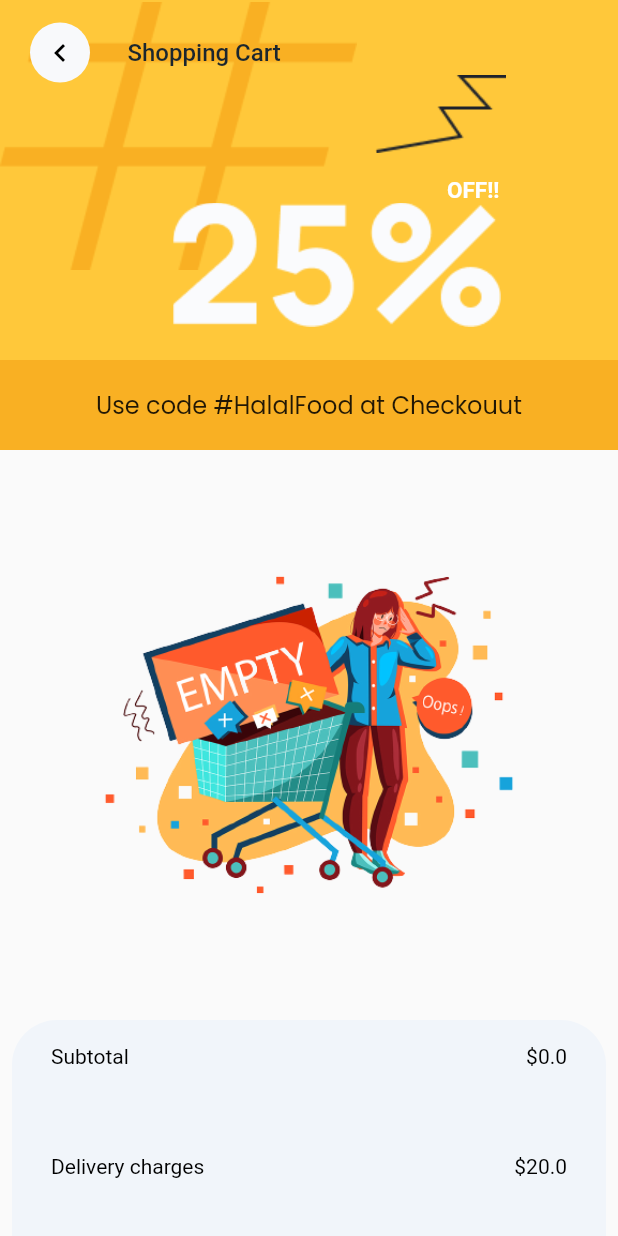
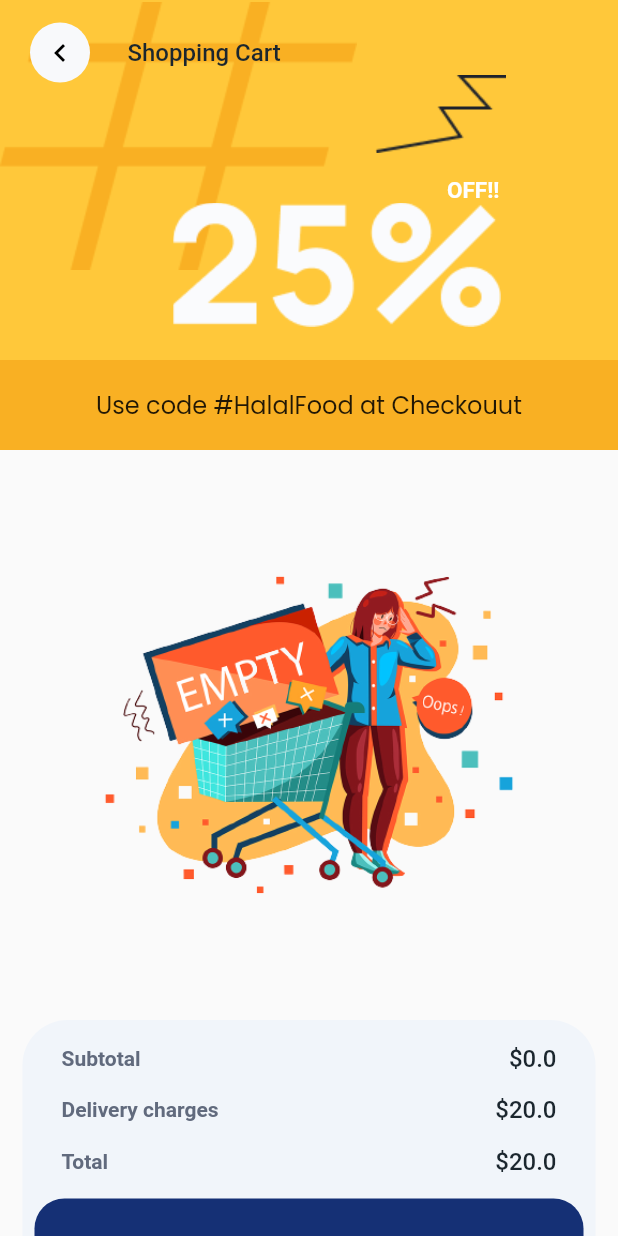
Before and after one commit to muhammadfasih001/Ecommerce-Grocerry-Shopping-App, a Flutter app: the AddToCartPage screen opened directly, on a phone screen of 412 x 824 dp. Run offline on Flutter 3.47's test engine with Material 2 defaults, Android fonts, the phone set to English and light mode, and no system bars; our stand-ins replace curved_navigation_bar, google_fonts.

```diff
--- /dev/null
+++ b/lib/screens/get started view/Bottom Navigation bar/screens/Add To Cart Page View/Add to Cart Widget/add_to_cart_button.dart
@@ -0,0 +1,38 @@
+import 'package:flutter/material.dart';
+import 'package:flutter_groccery_app/constant/App.colors.dart';
+
+class AddToCartButton extends StatelessWidget {
+  final String text;
+  final Color backgroundColor;
+  final VoidCallback onPressed;
+
+  const AddToCartButton(
+      {super.key,
+      required this.text,
+      required this.backgroundColor,
+      required this.onPressed});
+
+  @override
+  Widget build(BuildContext context) {
+    return InkWell(
+      onTap: onPressed,
+      child: Container(
+        height: 65,
+        decoration: BoxDecoration(
+          color: backgroundColor,
+          borderRadius:
+              BorderRadius.circular(20.0), // Customize the button's shape
+        ),
+        child: Center(
+          child: Text(
+            text,
+            style: TextStyle(
+              fontSize: 17,
+              color: AppDarkColors.black10,
+            ),
+          ),
+        ),
+      ),
+    );
+  }
+}
--- a/lib/screens/get started view/Bottom Navigation bar/screens/Add To Cart Page View/Add to Cart Widget/add_to_cart_page.dart
+++ b/lib/screens/get started view/Bottom Navigation bar/screens/Add To Cart Page View/Add to Cart Widget/add_to_cart_page.dart
@@ -2,6 +2,8 @@ import 'package:flutter/material.dart';
 import 'package:flutter/services.dart';
 import 'package:flutter_groccery_app/constant/App.colors.dart';
 import 'package:flutter_groccery_app/constant/custom_textStyle.dart';
+import 'package:flutter_groccery_app/screens/get%20started%20view/Bottom%20Navigation%20bar/screens/Add%20To%20Cart%20Page%20View/Add%20to%20Cart%20Widget/Checkout%20Page%20View/checkout_page_view.dart';
+import 'package:flutter_groccery_app/screens/get%20started%20view/Bottom%20Navigation%20bar/screens/Add%20To%20Cart%20Page%20View/Add%20to%20Cart%20Widget/add_to_cart_button.dart';
 import 'package:google_fonts/google_fonts.dart';
 
 class AddToCartPage extends StatefulWidget {
@@ -190,11 +192,36 @@ class _AddToCartPageState extends State<AddToCartPage> {
                                 InkWell(
                                   splashColor: Colors.transparent,
                                   onTap: () {
+                                    setState(() {
+                                      widget.item.removeAt(index);
+                                    });
+                                  },
+                                  child: Container(
+                                    height: 35,
+                                    width: 35,
+                                    decoration: BoxDecoration(
+                                      color: AppDarkColors.black10,
+                                      borderRadius: BorderRadius.circular(20),
+                                    ),
+                                    child: Center(
+                                      child: Icon(
+                                        Icons.delete_outline,
+                                        color: Colors.black,
+                                      ),
+                                    ),
+                                  ),
+                                ),
+                                SizedBox(
+                                  width: 10,
+                                ),
+                                InkWell(
+                                  splashColor: Colors.transparent,
+                                  onTap: () {
                                     decreaseQuantity(index);
                                   },
                                   child: Container(
-                                    height: 40,
-                                    width: 40,
+                                    height: 35,
+                                    width: 35,
                                     decoration: BoxDecoration(
                                       color: AppDarkColors.black10,
                                       borderRadius: BorderRadius.circular(20),
@@ -211,8 +238,12 @@ class _AddToCartPageState extends State<AddToCartPage> {
                                   padding: const EdgeInsets.symmetric(
                                     horizontal: 10,
                                   ),
-                                  child:
-                                      Text("${widget.item[index]["quantity"]}"),
+                                  child: Text(
+                                    "${widget.item[index]["quantity"]}",
+                                    style: TextStyle(
+                                      fontWeight: FontWeight.bold,
+                                    ),
+                                  ),
                                 ),
                                 InkWell(
                                   splashColor: Colors.transparent,
@@ -220,8 +251,8 @@ class _AddToCartPageState extends State<AddToCartPage> {
                                     increaseQuantity(index);
                                   },
                                   child: Container(
-                                    height: 40,
-                                    width: 40,
+                                    height: 35,
+                                    width: 35,
                                     decoration: BoxDecoration(
                                       color: AppDarkColors.black10,
                                       borderRadius: BorderRadius.circular(20),
@@ -250,9 +281,9 @@ class _AddToCartPageState extends State<AddToCartPage> {
                   double total = calculateTotal();
 
                   return Padding(
-                    padding: const EdgeInsets.symmetric(horizontal: 8),
+                    padding: const EdgeInsets.symmetric(horizontal: 15),
                     child: Container(
-                      height: 195,
+                      height: 200,
                       decoration: BoxDecoration(
                         color: AppDarkColors.black10,
                         borderRadius: BorderRadius.only(
@@ -275,17 +306,11 @@ class _AddToCartPageState extends State<AddToCartPage> {
                                 children: [
                                   Text(
                                     "Subtotal",
-                                    style: TextStyle(
-                                      fontSize: 14,
-                                      color: Colors.black,
-                                    ),
+                                    style: CustomTextStyle14.h1SemiBold14,
                                   ),
                                   Text(
                                     '\$$subtotal',
-                                    style: TextStyle(
-                                      fontSize: 14,
-                                      color: Colors.black,
-                                    ),
+                                    style: CustomTextStyle16.h1Medium16,
                                   ),
                                 ],
                               ),
@@ -299,17 +324,11 @@ class _AddToCartPageState extends State<AddToCartPage> {
                                 children: [
                                   Text(
                                     "Delivery charges",
-                                    style: TextStyle(
-                                      fontSize: 14,
-                                      color: Colors.black,
-                                    ),
+                                    style: CustomTextStyle14.h1SemiBold14,
                                   ),
                                   Text(
                                     '\$$deliveryCharges',
-                                    style: TextStyle(
-                                      fontSize: 14,
-                                      color: Colors.black,
-                                    ),
+                                    style: CustomTextStyle16.h1Medium16,
                                   ),
                                 ],
                               ),
@@ -323,20 +342,25 @@ class _AddToCartPageState extends State<AddToCartPage> {
                                 children: [
                                   Text(
                                     "Total",
-                                    style: TextStyle(
-                                      fontSize: 14,
-                                      color: Colors.black,
-                                    ),
+                                    style: CustomTextStyle14.h1SemiBold14,
                                   ),
                                   Text(
                                     '\$$total',
-                                    style: TextStyle(
-                                      fontSize: 14,
-                                      color: Colors.black,
-                                    ),
+                                    style: CustomTextStyle16.h1Medium16,
                                   ),
                                 ],
                               ),
+                            ),
+                            AddToCartButton(
+                              text: "Proceed To checkout",
+                              backgroundColor: AppColors.blueDark,
+                              onPressed: () {
+                                Navigator.push(
+                                    context,
+                                    MaterialPageRoute(
+                                        builder: (context) =>
+                                            CheckoutPageView()));
+                              },
                             ),
                           ],
                         ),
--- a/lib/screens/get started view/Bottom Navigation bar/screens/Home Page View/home_page_view.dart
+++ b/lib/screens/get started view/Bottom Navigation bar/screens/Home Page View/home_page_view.dart
@@ -3,13 +3,12 @@ import 'package:flutter/services.dart';
 import 'package:flutter_groccery_app/constant/App.colors.dart';
 import 'package:flutter_groccery_app/constant/custom_textStyle.dart';
 import 'package:flutter_groccery_app/screens/get%20started%20view/Bottom%20Navigation%20bar/screens/Add%20To%20Cart%20Page%20View/Add%20to%20Cart%20Widget/add_to_cart_page.dart';
-// import 'package:flutter_groccery_app/screens/get%20started%20view/Bottom%20Navigation%20bar/screens/Cart%20Page%20View/Add%20to%20Cart%20Widget/add_to_cart_page.dart';
 import 'package:flutter_groccery_app/screens/get%20started%20view/Bottom%20Navigation%20bar/screens/Home%20Page%20View/home%20page%20widget/custom_row.dart';
 import 'package:flutter_groccery_app/screens/get%20started%20view/Bottom%20Navigation%20bar/screens/Home%20Page%20View/home%20page%20widget/home_page_grid_item.dart';
 import 'package:flutter_groccery_app/screens/get%20started%20view/Bottom%20Navigation%20bar/screens/Home%20Page%20View/home%20page%20widget/home_page_product_data.dart';
 import 'package:flutter_groccery_app/screens/get%20started%20view/Bottom%20Navigation%20bar/screens/Home%20Page%20View/home%20page%20widget/text_field.dart';
 
-//global Cart Item
+/*Global Cart Item List*/
 List cartItems = [];
 
 class HomePageView extends StatefulWidget {
--- a/lib/screens/get started view/Bottom Navigation bar/screens/Navigation Page View/widget/my_app_bar.dart
+++ b/lib/screens/get started view/Bottom Navigation bar/screens/Navigation Page View/widget/my_app_bar.dart
@@ -2,7 +2,6 @@ import 'package:flutter/material.dart';
 import 'package:flutter_groccery_app/constant/App.colors.dart';
 import 'package:flutter_groccery_app/constant/custom_textStyle.dart';
 import 'package:flutter_groccery_app/screens/get%20started%20view/Bottom%20Navigation%20bar/screens/Add%20To%20Cart%20Page%20View/Add%20to%20Cart%20Widget/add_to_cart_page.dart';
-// import 'package:flutter_groccery_app/screens/get%20started%20view/Bottom%20Navigation%20bar/screens/Cart%20Page%20View/Add%20to%20Cart%20Widget/add_to_cart_page.dart';
 import 'package:flutter_groccery_app/screens/get%20started%20view/Bottom%20Navigation%20bar/screens/Home%20Page%20View/home_page_view.dart';
 
 const double kToolbarHeight = 80;
--- a/pubspec.yaml
+++ b/pubspec.yaml
@@ -37,6 +37,7 @@ dependencies:
   cupertino_icons: ^1.0.2
   curved_navigation_bar: ^1.0.3
   google_fonts: ^5.1.0
+  animated_rating_stars: ^1.0.1
 
 dev_dependencies:
   flutter_test:
```
Also changed, not shown: lib/screens/get started view/Bottom Navigation bar/screens/Add To Cart Page View/Add to Cart Widget/Checkout Page View/checkout_page_view.dart (added, +19 -0 lines), lib/screens/get started view/Bottom Navigation bar/screens/Home Page View/home page widget/home_page_grid_item.dart (+63 -6 lines), lib/screens/get started view/Product detail Page View/lemonade_page.dart (added, +248 -0 lines), lib/screens/get started view/Product detail Page View/lipton_tea_page.dart (added, +39 -0 lines), assets/images/lemon1.png (added), assets/images/lemon2.png (added), assets/images/lemon3.png (added), pubspec.lock, 5 other files.
